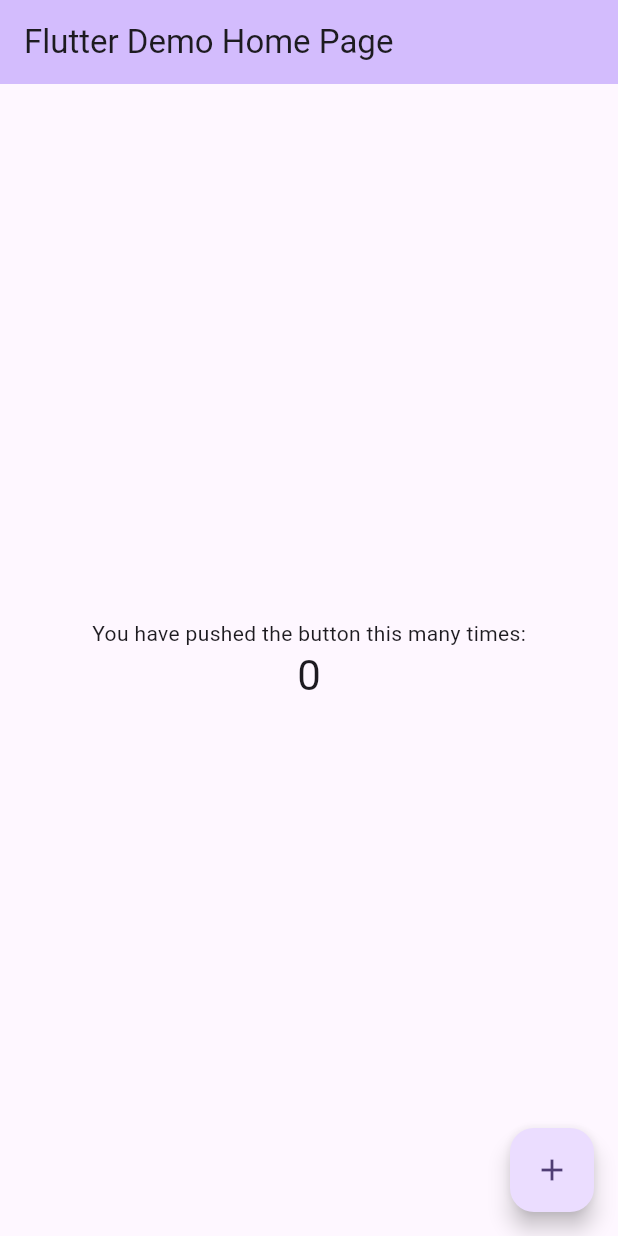
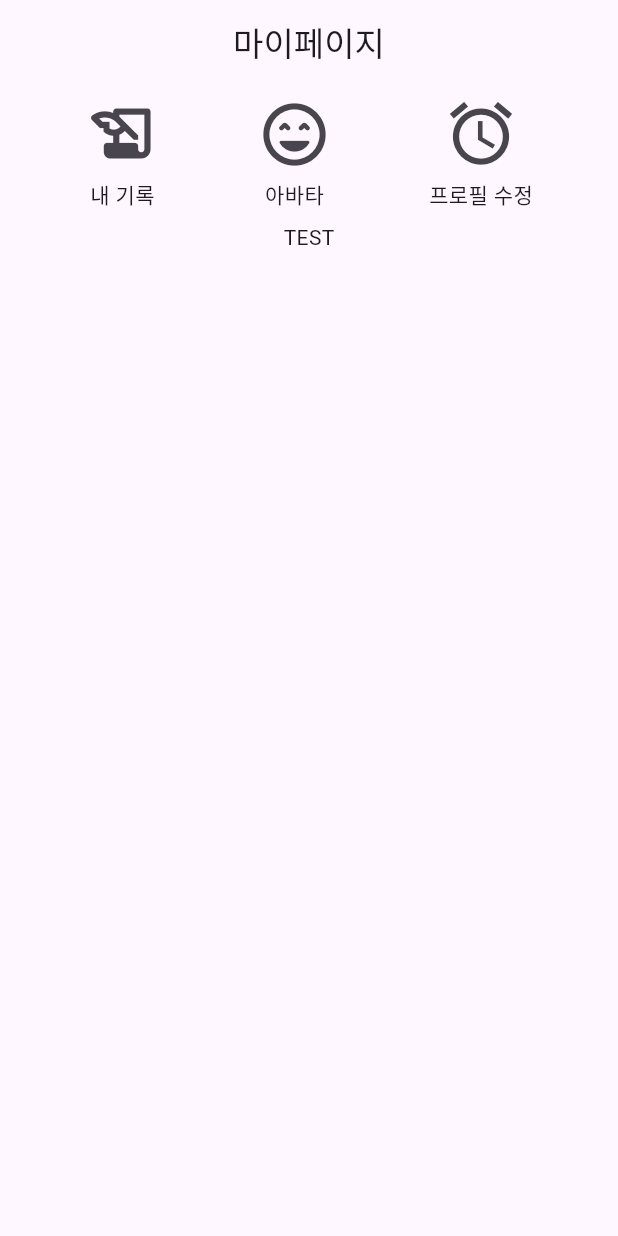
Before and after one commit to benyy0101/Wadada, a Flutter app: the screen it shows after launch, on a phone screen of 412 x 824 dp. Run offline on Flutter 3.47's test engine with Material 3 defaults, Android fonts, the phone set to English and light mode, and no system bars.

Commit message:
FEAT: smallNav layout

```diff
--- a/wadada/lib/main.dart
+++ b/wadada/lib/main.dart
@@ -1,4 +1,5 @@
 import 'package:flutter/material.dart';
+import 'package:wadada/screens/mypage/layout.dart';
 
 void main() {
   runApp(const MyApp());
@@ -11,6 +12,7 @@ class MyApp extends StatelessWidget {
   @override
   Widget build(BuildContext context) {
     return MaterialApp(
+      debugShowCheckedModeBanner: false,
       title: 'Flutter Demo',
       theme: ThemeData(
         // This is the theme of your application.
@@ -31,7 +33,7 @@ class MyApp extends StatelessWidget {
         colorScheme: ColorScheme.fromSeed(seedColor: Colors.deepPurple),
         useMaterial3: true,
       ),
-      home: const MyHomePage(title: 'Flutter Demo Home Page'),
+      home: const MyPageLayout(),
     );
   }
 }
--- /dev/null
+++ b/wadada/lib/screens/mypage/layout.dart
@@ -0,0 +1,82 @@
+import 'package:flutter/material.dart';
+
+class MyPageLayout extends StatelessWidget {
+  const MyPageLayout({Key? key}) : super(key: key);
+
+  @override
+  Widget build(BuildContext context) {
+    return Scaffold(
+      appBar: AppBar(
+        title: const Center(
+          child: Text('마이페이지'),
+        ),
+      ),
+      body: const Column(
+        crossAxisAlignment: CrossAxisAlignment.center,
+        children: [SmallNav(), RecordList()],
+      ),
+    );
+  }
+}
+
+class SmallNav extends StatelessWidget {
+  const SmallNav({super.key});
+
+  @override
+  Widget build(BuildContext context) {
+    return Row(
+      mainAxisAlignment: MainAxisAlignment.spaceEvenly,
+      children: [
+        IconButton(
+            onPressed: () {},
+            tooltip: '내 기록을 봅니다',
+            icon: const Column(
+              children: [
+                Icon(
+                  Icons.history_edu_rounded,
+                  size: 50.0,
+                ),
+                SizedBox(height: 5.0),
+                Text('내 기록')
+              ],
+            )),
+        IconButton(
+            onPressed: () {},
+            tooltip: '',
+            icon: const Column(
+              children: [
+                Icon(
+                  Icons.sentiment_very_satisfied_rounded,
+                  size: 50,
+                ),
+                SizedBox(height: 5.0),
+                Text('아바타')
+              ],
+            )),
+        IconButton(
+            onPressed: () {},
+            tooltip: '프로필을 수정합니다.',
+            icon: const Column(
+              children: [
+                Icon(
+                  Icons.access_alarm,
+                  size: 50.0,
+                ),
+                SizedBox(height: 5.0),
+                Text('프로필 수정')
+              ],
+            )),
+      ],
+    );
+  }
+}
+
+class RecordList extends StatelessWidget {
+  const RecordList({super.key});
+
+  @override
+  Widget build(BuildContext context) {
+    const list = [1, 23, 34, 5, 5];
+    return Text("TEST");
+  }
+}
```
